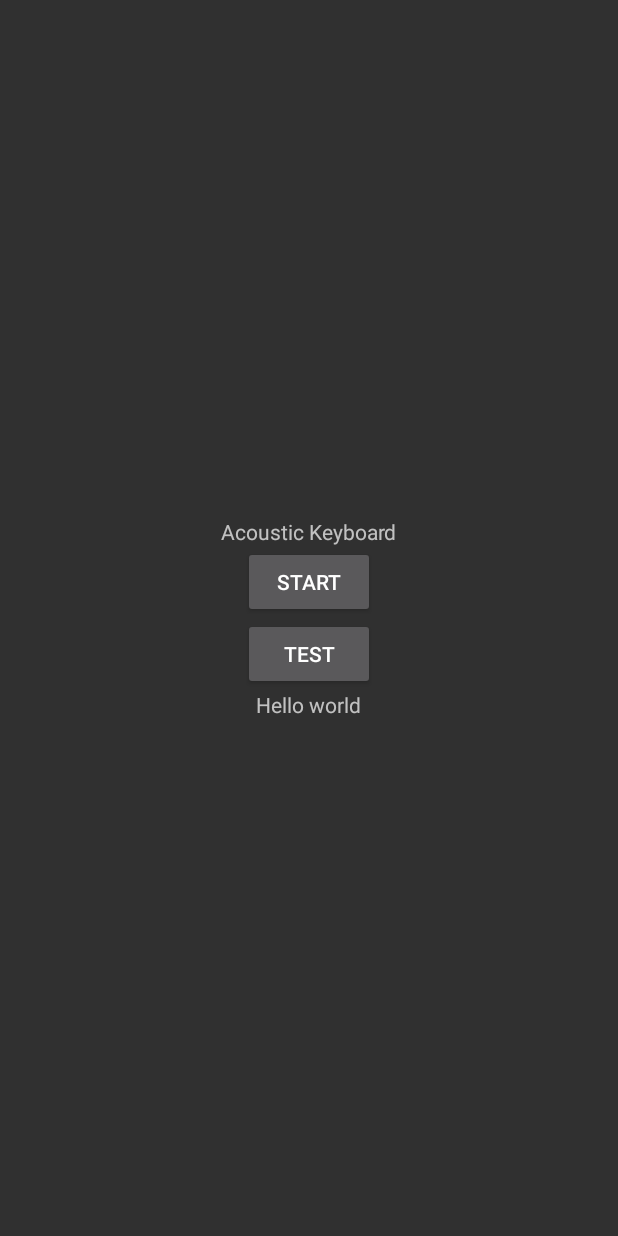
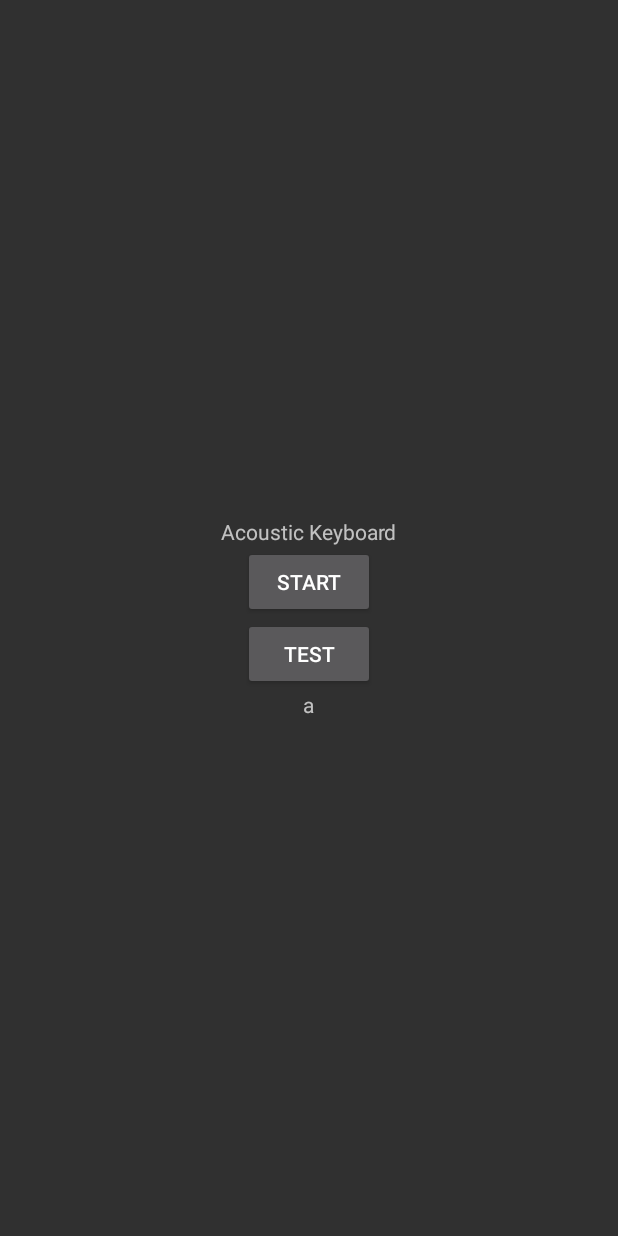
Before and after one commit to Capstone-1-2021-2/AcouKey-WearOS, an Android app: the screen it shows after launch (MainActivity), after a tap on "STOP", on a phone screen of 412 x 824 dp. Run offline under Robolectric (Android 15) with nearby library versions, the phone set to English and light mode, and no system bars; libraries missing offline, so code that uses them is left out: com.github.squti.androidwaverecorder, io.wavebeans.lib; plain views replace BoxInsetLayout; 15 statements that could not run were skipped; 1 other tap on this screen came first.

Commit message:
Update Result TextView (based on outputs of fun RunModel)

```diff
--- a/AcouKey/app/src/main/java/com/example/acoukey/MainActivity.kt
+++ b/AcouKey/app/src/main/java/com/example/acoukey/MainActivity.kt
@@ -14,6 +14,7 @@ import androidx.core.app.ActivityCompat
 import androidx.appcompat.app.AppCompatActivity
 import android.util.Log
 import android.widget.Button
+import android.widget.TextView
 import com.github.squti.androidwaverecorder.WaveRecorder
 import io.wavebeans.lib.io.input
 import io.wavebeans.lib.io.wave
@@ -36,6 +37,10 @@ class MainActivity : AppCompatActivity() {
     private var recorder: MediaRecorder? = null
     private var player: MediaPlayer? = null
     private var waveRecorder: WaveRecorder? = null
+
+    // result TextView와 보여질 String
+    private var resultTextView: TextView? = null
+    private var resultString: String = ""
 
     // Requesting permission to RECORD_AUDIO
     private var permissionToRecordAccepted = false
@@ -61,9 +66,13 @@ class MainActivity : AppCompatActivity() {
     private fun onRecord(start: Boolean) = if (start) {
         waveRecorder?.startRecording()
 //        startRecording()
+
     } else {
+
         waveRecorder?.stopRecording()
         AudioProcessing(fileName)
+        RunModel()
+
 //        stopRecording()
     }
 
@@ -162,6 +171,8 @@ class MainActivity : AppCompatActivity() {
         setContentView(R.layout.activity_main)
 
         // UI
+        resultTextView = findViewById(R.id.result)
+
         var mStartRecording = true
 
         val recordButton: Button = findViewById(R.id.record_button)
@@ -298,7 +309,31 @@ class MainActivity : AppCompatActivity() {
             }
             returnResult.add(tempArray)
         }
-        println(returnResult.size)
-        println("done")
+        Log.d("Result", "returnResult.size=" + returnResult.size)
+        Log.d("Result", "done")
+//        println(returnResult.size)
+//        println("done")
+    }
+
+    private fun RunModel() {
+
+        // 아래 코드를 segmentation된 returnResult의 size만큼 반복
+
+        // input
+
+        // output
+        var output = Array(1) { FloatArray(26) }
+
+        // 어떤 알파벳으로 추정했는지
+        var max: Float = -1f
+        var idx: Int = 0
+        output[0].forEachIndexed { index, value ->
+            if (value > max) {
+                max = value
+                idx = index
+            }
+        }
+        resultString += (97+idx).toChar()
+        resultTextView?.text = resultString
     }
 }
--- a/AcouKey/app/src/main/res/layout/activity_main.xml
+++ b/AcouKey/app/src/main/res/layout/activity_main.xml
@@ -34,7 +34,7 @@
             android:text="Test"/>
 
         <TextView
-            android:id="@+id/input"
+            android:id="@+id/result"
             android:layout_width="wrap_content"
             android:layout_height="wrap_content"
             android:text="Hello world" />
```
